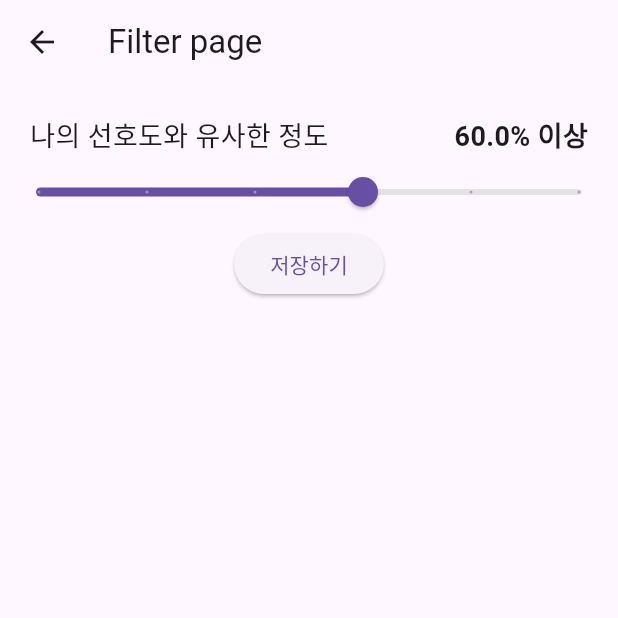
After one commit to MoappFinalTeamProject/MoappTeamProject, a Flutter app: the FilterDatePartnerPage screen opened by its route, on a phone screen of 412 x 824 dp, the top half of it. The commit adds this screen. Run offline on Flutter 3.47's test engine with Material 2 defaults, Android fonts, the phone set to English and light mode, and no system bars; our stand-ins replace carousel_slider, chat_bubbles, cloud_firestore, date_format, firebase_auth, firebase_core and 13 more; missing offline and left inert: dart_openai, google_mlkit_face_detection, onboarding; accounts and stored records are empty.

Commit message:
update_maching_UI & function
필터기능 추가했습니다.

이제, 특정 시간에(13:13)에 필터를 바탕으로 새로운 상대방이 매칭됩니다. 테스트해보고 싶으시면, app_state.dart에 checkTime함수에서 시간 변경하시면 됩니다.

```diff
--- a/lib/app.dart
+++ b/lib/app.dart
@@ -12,6 +12,7 @@ import 'package:moapp_team_project/pages/google_map_page/google_map.dart';
 import 'package:moapp_team_project/pages/navigation.dart';
 import 'package:moapp_team_project/pages/notification/notification.dart';
 import 'package:moapp_team_project/pages/onBorading_page/onBorading.dart';
+import 'package:moapp_team_project/pages/today_date_page/filter.dart';
 import 'package:moapp_team_project/pages/today_date_page/today_date.dart';
 import 'package:moapp_team_project/provider/chatGPT_model.dart';
 import 'package:moapp_team_project/pages/gpt_cheer_page/gpt_page.dart';
@@ -26,11 +27,9 @@ class FinalApp extends StatelessWidget {
   @override
   Widget build(BuildContext context) {
     final appState = Provider.of<ApplicationState>(context);
-
+    appState.checkTime();
     initNotification(context);
-    print("init done");
     showNotification2();
-    print("show done");
     return MultiProvider(
       providers: [
         ChangeNotifierProvider(
@@ -57,7 +56,7 @@ class FinalApp extends StatelessWidget {
           '/faceDetect': (BuildContext context) => const MyFaceDetection(),
           '/googleMap': (BuildContext context) => const MyGoogleMapPage(),
           '/cardFlip': (BuildContext context) => const MyCardFlipPage(),
-
+          '/filter': (BuildContext context) => const FilterDatePartnerPage(),
         },
         theme: ThemeData.light(useMaterial3: true),
       ),
--- a/lib/auth/login.dart
+++ b/lib/auth/login.dart
@@ -123,6 +123,7 @@ class _MyLoginPageState extends State<MyLoginPage> {
 
               appstate.setImageUrl();
               appstate.setSiteUrl();
+              appstate.getWishPercent();
               memberInformation.get().then(
                 (DocumentSnapshot doc) {
                   final data = doc.data() as Map<String, dynamic>;
--- a/lib/pages/home_page/home.dart
+++ b/lib/pages/home_page/home.dart
@@ -65,6 +65,10 @@ class _MyHomePageState extends State<MyHomePage> {
      final appState = Provider.of<ApplicationState>(context);
     return Scaffold(
       appBar: AppBar(
+        leading: Padding(
+          padding: const EdgeInsets.only(left : 12.0),
+            child: Image.asset('assets/images/1313.png', fit: BoxFit.contain),
+        ),
         title: const Text("Home Page"),
       ),
       body: ListView(
--- a/lib/pages/notification/notification.dart
+++ b/lib/pages/notification/notification.dart
@@ -27,7 +27,6 @@ initNotification(context) async {
       //알림 누를때 함수실행하고 싶으면
       //onSelectNotification: 함수명추가
       onDidReceiveNotificationResponse: (payload) {
-        print("move!");
     // Navigator.of(context).push(
     //   MaterialPageRoute(
     //     builder: (context) => TodayDatePage(),
@@ -73,8 +72,6 @@ showNotification() async {
     }
   var now = tz.TZDateTime.now(tz.local);
   var when = tz.TZDateTime(tz.local, now.year, now.month, now.day, m_hour, min, sec);
-  print(now);
-  print(when);
   if (when.isBefore(now)) {
     return when.add(Duration(days: 1));
   } else {
@@ -103,7 +100,7 @@ showNotification2() async {
       2,
       '제목2',
       '내용2',
-      makeDate(13,13,00),
+      makeDate(23,18,50),
       NotificationDetails(android: androidDetails, iOS: iosDetails),
       androidAllowWhileIdle: true,
       uiLocalNotificationDateInterpretation:
--- /dev/null
+++ b/lib/pages/today_date_page/filter.dart
@@ -0,0 +1,69 @@
+import 'package:cloud_firestore/cloud_firestore.dart';
+import 'package:firebase_auth/firebase_auth.dart';
+import 'package:flutter/material.dart';
+import 'package:moapp_team_project/src/app_state.dart';
+import 'package:provider/provider.dart';
+
+class FilterDatePartnerPage extends StatefulWidget {
+  const FilterDatePartnerPage({super.key});
+
+  @override
+  State<FilterDatePartnerPage> createState() => _FilterDatePartnerPageState();
+}
+
+class _FilterDatePartnerPageState extends State<FilterDatePartnerPage> {
+  double _currentSliderValue = 1;
+
+  @override
+  Widget build(BuildContext context) {
+    final appState = Provider.of<ApplicationState>(context);
+    return Scaffold(
+      appBar: AppBar(
+        title: Text("Filter page"),
+      ),
+      body: Column(
+        crossAxisAlignment: CrossAxisAlignment.center,
+        children: [
+          appState.checkTime(),
+          Row(
+            children: [
+              SizedBox(width: 20,),
+              Expanded(
+                child: Text(
+                  '나의 선호도와 유사한 정도',
+                  style: TextStyle(fontSize: 18),
+                ),
+              ),
+              Text(_currentSliderValue == 1?
+              "${appState.atLeastPerc}% 이상"
+              : _currentSliderValue == 0?
+                "제한 없음"
+                :"${_currentSliderValue}% 이상",
+
+              style: TextStyle(fontSize: 18, fontWeight: FontWeight.w700),),
+              SizedBox(width: 20,),
+            ],
+          ),
+          Slider(
+            value: _currentSliderValue == 1? appState.atLeastPerc : _currentSliderValue,
+            max: 100,
+            divisions: 5,
+            label: _currentSliderValue.round().toString(),
+        onChanged: (double value) {
+          setState(() {
+            _currentSliderValue = value;
+          });
+        },
+      ),
+        ElevatedButton(onPressed: (){
+          if(_currentSliderValue != 1.0){
+            appState.setAtLeastPerc(_currentSliderValue);
+            appState.addWishPercent(_currentSliderValue);
+          }
+          Navigator.pop(context, '/');
+          }, child: Text("저장하기"))
+        ],
+      ),
+    );
+  }
+}
```
Also changed, not shown: lib/auth/register.dart (+5 -6 lines), lib/pages/onBorading_page/onBorading.dart (+3 -8 lines), lib/pages/today_date_page/today_date.dart (+55 -22 lines), lib/src/app_state.dart (+92 -85 lines), pubspec.yaml (+6 -7 lines), assets/icons/filter.png (added), assets/images/1313.png (added).
